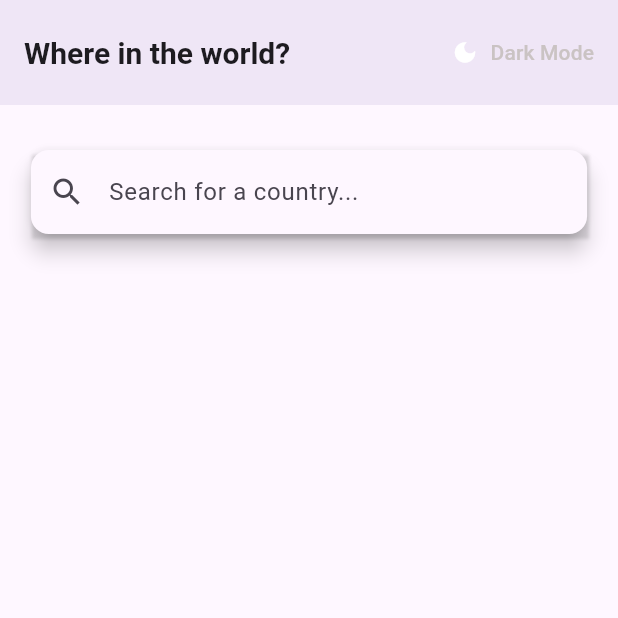
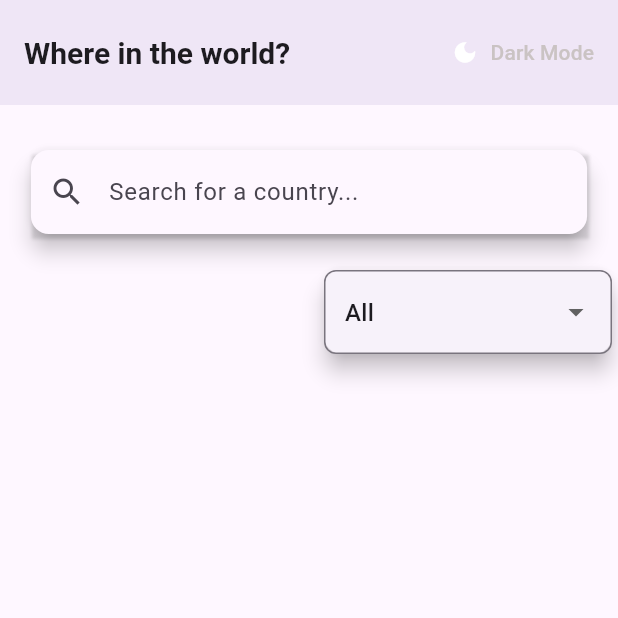
Before and after one commit to hosseinabdollahi84/CountriesApi, a Flutter app: the screen it shows after launch, on a phone screen of 412 x 824 dp, the top half of it. Run offline on Flutter 3.47's test engine with Material 3 defaults, Android fonts, the phone set to English and light mode, and no system bars; our stand-ins replace get.

Commit message:
create_DropdownButton

```diff
--- /dev/null
+++ b/lib/controllers/DropdownButton .dart
@@ -0,0 +1,16 @@
+import 'package:get/get.dart';
+
+class Dropdownbutton extends GetxController {
+  var defalt = "All".obs;
+  final List<String> cont = [
+    "All",
+    "Africa",
+    "Asia",
+    "Europe",
+    "America",
+    "Oceania",
+  ];
+  void setContinent(String value) {
+    defalt.value = value;
+  }
+}
--- a/lib/screens/home_page.dart
+++ b/lib/screens/home_page.dart
@@ -1,3 +1,4 @@
+import 'package:arz3/controllers/DropdownButton%20.dart';
 import 'package:arz3/controllers/ThemeController.dart';
 import 'package:arz3/widgets/CustomAppBar.dart';
 import 'package:flutter/material.dart';
@@ -5,7 +6,7 @@ import 'package:get/get.dart';
 import 'package:get/state_manager.dart';
 
 class HomePage extends StatelessWidget {
-  final List<String> cont = ["Africa", "Asia", "Europe", "America", "Oceania"];
+  final Dropdownbutton continentController = Get.put(Dropdownbutton());
 
   final ThemeController themeController = Get.put(ThemeController());
   HomePage({super.key});
@@ -17,6 +18,7 @@ class HomePage extends StatelessWidget {
       body: Padding(
         padding: const EdgeInsets.only(top: 30.0),
         child: Column(
+          crossAxisAlignment: CrossAxisAlignment.end,
           children: [
             Align(
               alignment: Alignment.center,
@@ -49,6 +51,42 @@ class HomePage extends StatelessWidget {
                 ),
               ),
             ),
+            SizedBox(height: 20),
+            SizedBox(
+              width: 200,
+
+              child: Card(
+                elevation: 6,
+                child: Obx(
+                  () => DropdownButtonFormField<String>(
+                    value: continentController.defalt.value,
+                    decoration: InputDecoration(
+                      border: OutlineInputBorder(
+                        borderRadius: BorderRadius.circular(8),
+                        borderSide: BorderSide(color: Colors.grey),
+                      ),
+                      contentPadding: EdgeInsets.symmetric(
+                        horizontal: 10,
+                        vertical: 16,
+                      ),
+                    ),
+                    onChanged:
+                        (newValue) =>
+                            continentController.defalt.value = newValue!,
+                    items:
+                        continentController.cont.map((continent) {
+                          return DropdownMenuItem<String>(
+                            value: continent,
+                            child: Padding(
+                              padding: const EdgeInsets.symmetric(vertical: 1),
+                              child: Text(continent),
+                            ),
+                          );
+                        }).toList(),
+                  ),
+                ),
+              ),
+            ),
           ],
         ),
       ),
```
